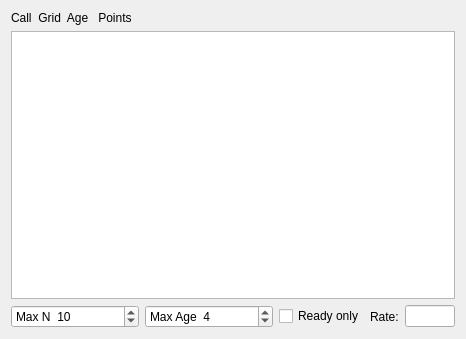
This is widgets/activeStations.ui in saitohirga/WSJT-X as Qt 5 draws it before an edit. The edited form follows.
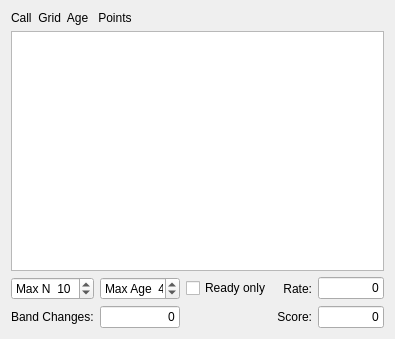
This is the edited form.

Commit message: Add labels for Band Changes, Rate, and Score to the ActiveStations window.

```diff
--- a/widgets/activeStations.ui
+++ b/widgets/activeStations.ui
@@ -6,7 +6,7 @@
    <rect>
     <x>0</x>
     <y>0</y>
-    <width>466</width>
+    <width>395</width>
     <height>339</height>
    </rect>
   </property>
@@ -18,37 +18,6 @@
     <layout class="QGridLayout" name="gridLayout">
      <item row="2" column="0">
       <layout class="QGridLayout" name="gridLayout_2">
-       <item row="0" column="1">
-        <widget class="QSpinBox" name="sbMaxAge">
-         <property name="sizePolicy">
-          <sizepolicy hsizetype="Expanding" vsizetype="Fixed">
-           <horstretch>0</horstretch>
-           <verstretch>0</verstretch>
-          </sizepolicy>
-         </property>
-         <property name="minimumSize">
-          <size>
-           <width>80</width>
-           <height>0</height>
-          </size>
-         </property>
-         <property name="toolTip">
-          <string>&lt;html&gt;&lt;head/&gt;&lt;body&gt;&lt;p&gt;Set maximum elapsed number of T/R sequences for decodes included in the list.&lt;/p&gt;&lt;/body&gt;&lt;/html&gt;</string>
-         </property>
-         <property name="prefix">
-          <string>Max Age  </string>
-         </property>
-         <property name="minimum">
-          <number>0</number>
-         </property>
-         <property name="maximum">
-          <number>10</number>
-         </property>
-         <property name="value">
-          <number>4</number>
-         </property>
-        </widget>
-       </item>
        <item row="0" column="0">
         <widget class="QSpinBox" name="sbMaxRecent">
          <property name="sizePolicy">
@@ -77,7 +46,87 @@
          </property>
         </widget>
        </item>
+       <item row="0" column="5">
+        <widget class="QLineEdit" name="rate">
+         <property name="maximumSize">
+          <size>
+           <width>16777215</width>
+           <height>16777215</height>
+          </size>
+         </property>
+         <property name="toolTip">
+          <string>&lt;html&gt;&lt;head/&gt;&lt;body&gt;&lt;p&gt;Rate of score increase, points per hour.&lt;/p&gt;&lt;/body&gt;&lt;/html&gt;</string>
+         </property>
+         <property name="text">
+          <string>0</string>
+         </property>
+         <property name="alignment">
+          <set>Qt::AlignRight|Qt::AlignTrailing|Qt::AlignVCenter</set>
+         </property>
+        </widget>
+       </item>
        <item row="0" column="2">
+        <widget class="QSpinBox" name="sbMaxAge">
+         <property name="sizePolicy">
+          <sizepolicy hsizetype="Expanding" vsizetype="Fixed">
+           <horstretch>0</horstretch>
+           <verstretch>0</verstretch>
+          </sizepolicy>
+         </property>
+         <property name="minimumSize">
+          <size>
+           <width>80</width>
+           <height>0</height>
+          </size>
+         </property>
+         <property name="toolTip">
+          <string>&lt;html&gt;&lt;head/&gt;&lt;body&gt;&lt;p&gt;Set maximum elapsed number of T/R sequences for decodes included in the list.&lt;/p&gt;&lt;/body&gt;&lt;/html&gt;</string>
+         </property>
+         <property name="prefix">
+          <string>Max Age  </string>
+         </property>
+         <property name="minimum">
+          <number>0</number>
+         </property>
+         <property name="maximum">
+          <number>10</number>
+         </property>
+         <property name="value">
+          <number>4</number>
+         </property>
+        </widget>
+       </item>
+       <item row="1" column="4">
+        <widget class="QLabel" name="label_2">
+         <property name="text">
+          <string>Score:</string>
+         </property>
+         <property name="alignment">
+          <set>Qt::AlignRight|Qt::AlignTrailing|Qt::AlignVCenter</set>
+         </property>
+        </widget>
+       </item>
+       <item row="0" column="4">
+        <widget class="QLabel" name="label">
+         <property name="text">
+          <string>Rate:</string>
+         </property>
+         <property name="alignment">
+          <set>Qt::AlignRight|Qt::AlignTrailing|Qt::AlignVCenter</set>
+         </property>
+        </widget>
+       </item>
+       <item row="1" column="5">
+        <widget class="QLineEdit" name="score">
+         <property name="text">
+          <string>0</string>
+         </property>
+         <property name="alignment">
+          <set>Qt::AlignRight|Qt::AlignTrailing|Qt::AlignVCenter</set>
+         </property>
+        </widget>
+       </item>
+       <item row="0" column="3">
         <widget class="QCheckBox" name="cbReadyOnly">
          <property name="toolTip">
           <string>&lt;html&gt;&lt;head/&gt;&lt;body&gt;&lt;p&gt;Check to list only stations immediately ready to be called.&lt;/p&gt;&lt;/body&gt;&lt;/html&gt;</string>
@@ -87,23 +136,23 @@
          </property>
         </widget>
        </item>
-       <item row="0" column="3">
-        <widget class="QLabel" name="label">
+       <item row="1" column="0">
+        <widget class="QLabel" name="label_3">
          <property name="text">
-          <string>Rate:</string>
+          <string>Band Changes:</string>
+         </property>
+         <property name="alignment">
+          <set>Qt::AlignLeading|Qt::AlignLeft|Qt::AlignVCenter</set>
          </property>
         </widget>
        </item>
-       <item row="0" column="4">
-        <widget class="QLineEdit" name="lineEdit">
-         <property name="maximumSize">
-          <size>
-           <width>50</width>
-           <height>16777215</height>
-          </size>
+       <item row="1" column="2">
+        <widget class="QLineEdit" name="bandChanges">
+         <property name="text">
+          <string>0</string>
          </property>
-         <property name="toolTip">
-          <string>&lt;html&gt;&lt;head/&gt;&lt;body&gt;&lt;p&gt;Rate of score increase, points per hour.&lt;/p&gt;&lt;/body&gt;&lt;/html&gt;</string>
+         <property name="alignment">
+          <set>Qt::AlignRight|Qt::AlignTrailing|Qt::AlignVCenter</set>
          </property>
         </widget>
        </item>
```
The commit also changes 4 other files.
